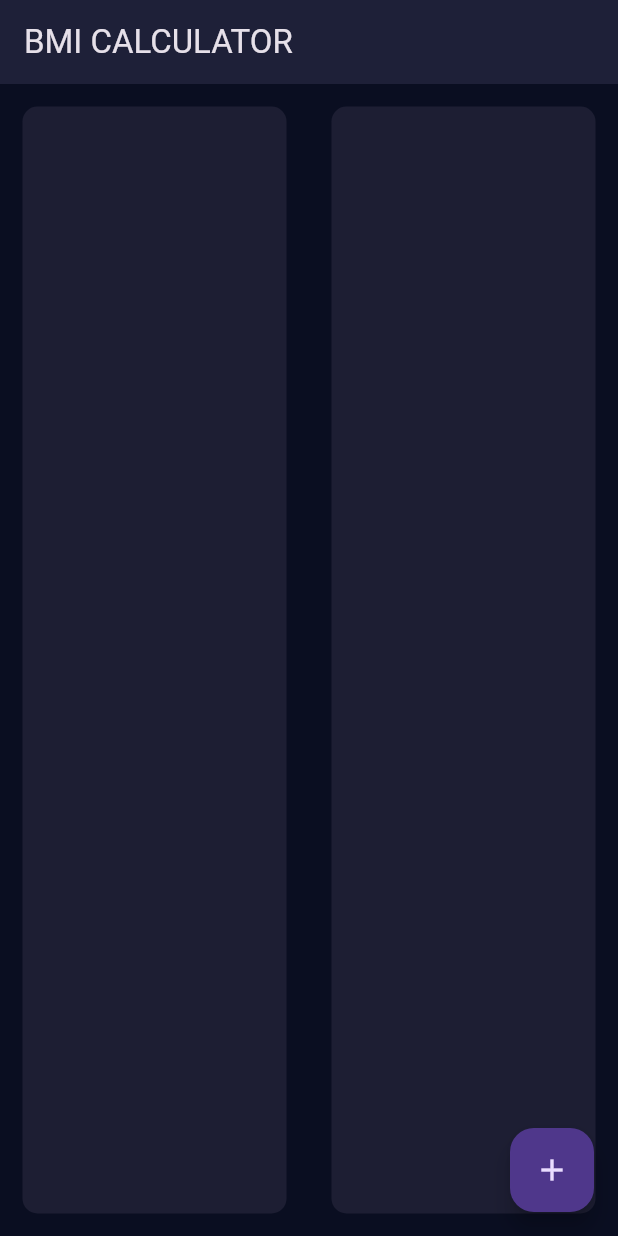
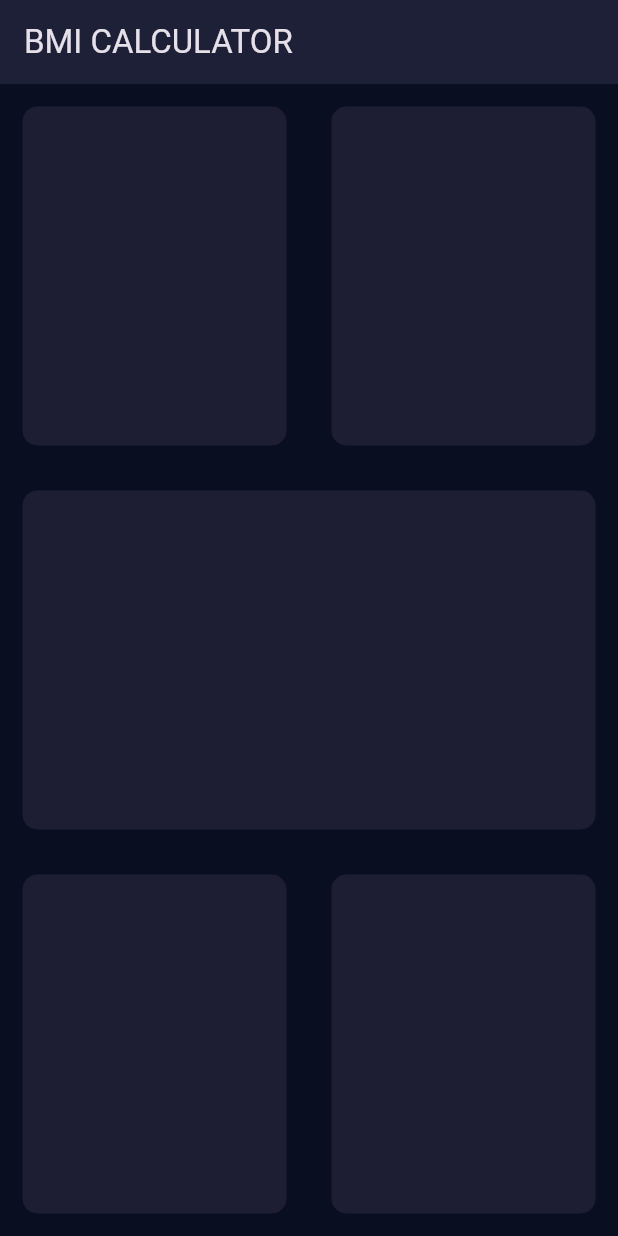
Before and after one commit to abdulrehmana28/flutter_bmi_calculator, a Flutter app: the screen it shows after launch, on a phone screen of 412 x 824 dp. Run offline on Flutter 3.47's test engine with Material 3 defaults, Android fonts, the phone set to English and light mode, and no system bars.

Commit message:
main UI Structure
completed home page main UI structure

```diff
--- a/lib/input_page.dart
+++ b/lib/input_page.dart
@@ -16,7 +16,6 @@ class _InputPageState extends State<InputPage> {
         elevation: 5.0,
       ),
       body: Column(
-        mainAxisAlignment: MainAxisAlignment.start,
         children: [
           Expanded(
             child: Row(
@@ -44,18 +43,64 @@ class _InputPageState extends State<InputPage> {
                 )
               ],
             ),
-          )
+          ),
+          Expanded(
+            child: Row(
+              children: [
+                Expanded(
+                  flex: 2,
+                  child: Container(
+                    margin: const EdgeInsets.all(15.0),
+                    decoration: BoxDecoration(
+                      borderRadius: BorderRadius.circular(10.0),
+                      color: const Color(0xFF1d1e33),
+                    ),
+                  ),
+                )
+              ],
+            ),
+          ),
+          Expanded(
+            child: Row(
+              children: [
+                Expanded(
+                  child: Container(
+                    margin: const EdgeInsets.all(15.0),
+                    decoration: BoxDecoration(
+                      borderRadius: BorderRadius.circular(10.0),
+                      color: const Color(0xFF1d1e33),
+                    ),
+                  ),
+                ),
+                Expanded(
+                  child: Row(
+                    children: [
+                      Expanded(
+                        child: Container(
+                          margin: const EdgeInsets.all(15.0),
+                          decoration: BoxDecoration(
+                            borderRadius: BorderRadius.circular(10.0),
+                            color: const Color(0xFF1d1e33),
+                          ),
+                        ),
+                      ),
+                    ],
+                  ),
+                ),
+              ],
+            ),
+          ),
         ],
       ),
 
       // Custom theme for a specific widget
-      floatingActionButton: Theme(
+      /* floatingActionButton: Theme(
         data: ThemeData.dark(),
         child: FloatingActionButton(
           onPressed: () {},
           child: const Icon(Icons.add),
         ),
-      ),
+      ), */
     );
   }
 }
```
